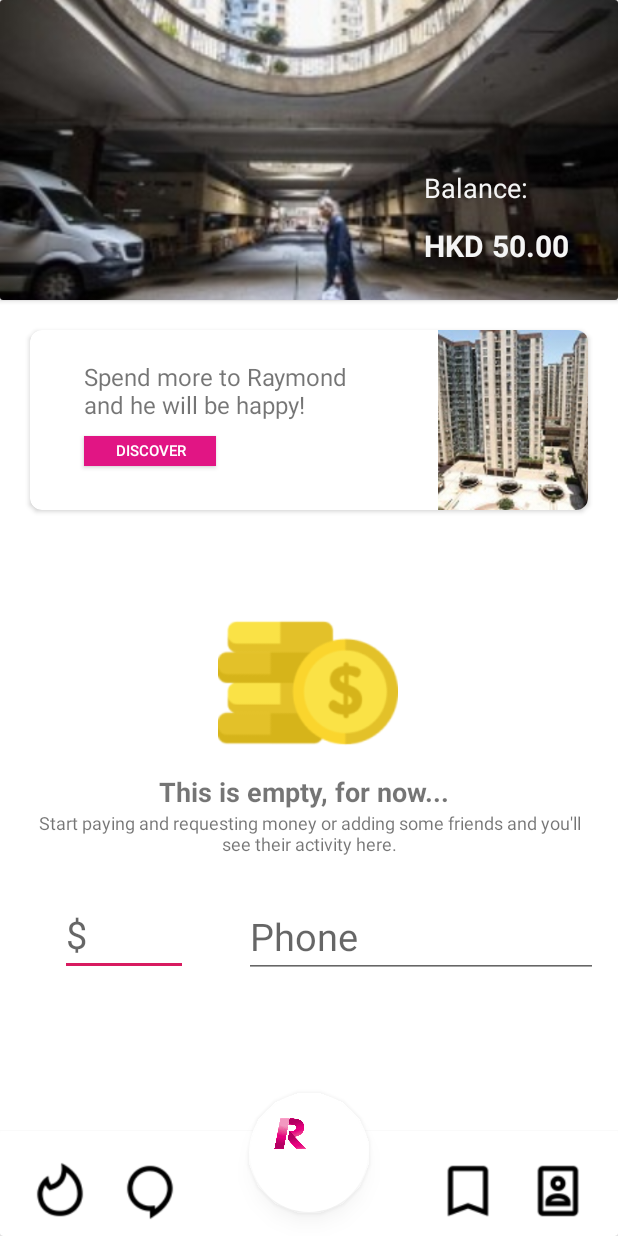
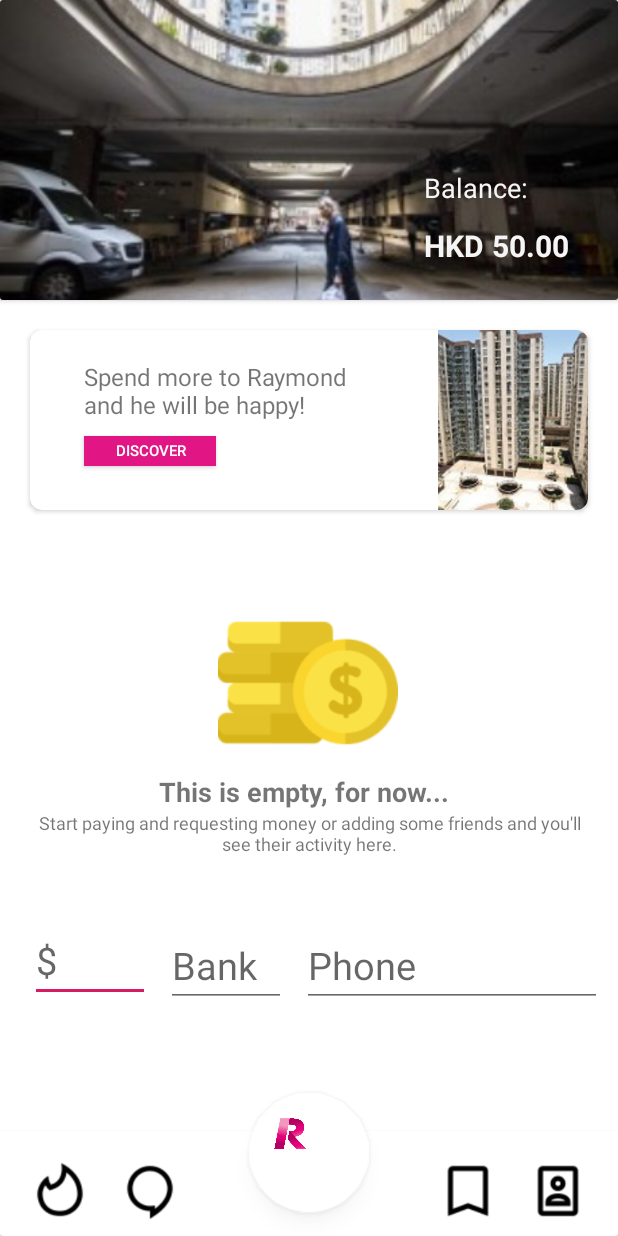
Before and after one commit to Raymondma-public/Rayment-android, an Android app: the screen it shows after launch (MainActivity), on a phone screen of 412 x 824 dp. Run offline under Robolectric (Android 15) with nearby library versions, the phone set to English and light mode, and no system bars; our stand-ins replace Volley; network calls fail.

Commit message:
[Feature] Support on-us & send off-us request

```diff
--- a/app/src/main/AndroidManifest.xml
+++ b/app/src/main/AndroidManifest.xml
@@ -13,6 +13,7 @@
         android:supportsRtl="true"
         android:theme="@style/AppTheme"
         android:name=".Application"
+        android:usesCleartextTraffic="true"
         >
 
         <activity
--- a/app/src/main/java/com/example/rayment/MainActivity.kt
+++ b/app/src/main/java/com/example/rayment/MainActivity.kt
@@ -37,7 +37,7 @@ class MainActivity : AppCompatActivity() {
     private lateinit var navigationView: NavigationView
     private lateinit var amountET: EditText
     private lateinit var phoneET: EditText
-
+    private lateinit var toBankET: EditText
     var currentEmail: String? = null;
     var queue: RequestQueue? = null
     var accountSpinner: Spinner? = null
@@ -73,6 +73,7 @@ class MainActivity : AppCompatActivity() {
         navigationView = findViewById(R.id.nav_view)
         amountET = findViewById(R.id.dollorET) as EditText
         phoneET = findViewById(R.id.phoneET) as EditText
+        toBankET=findViewById(R.id.toBankET) as EditText
         var headerView: View = navigationView.getHeaderView(0)
         accountSpinner = headerView.findViewById(R.id.accountSpinner)
         Log.d("MyTag", "Start")
@@ -222,8 +223,9 @@ class MainActivity : AppCompatActivity() {
             },
             Response.ErrorListener {
                 //                it.networkResponse.statusCode
-                Toast.makeText(this, "Error !!! ", Toast.LENGTH_SHORT).show()
-                Log.e("", "error")
+
+                Toast.makeText(this, "Error !!! "+it.message, Toast.LENGTH_SHORT).show()
+                Log.e("", "error "+it.message)
             }
         )
         queue?.add(stringReq)
@@ -259,9 +261,11 @@ class MainActivity : AppCompatActivity() {
 
             var currentAcId: Int? = null
             var toAccountId: Int? = null
+            var toBank:String
             try {
                 currentAcId = getAccountIdByEmail(currentEmail.toString())
                 toAccountId = getAccountIdByPhone(phone.toString())
+                toBank=toBankET.text.toString()
             } catch (e: ExecutionException) {
                 var rootCause: Throwable = e;
                 while (rootCause.cause != null && rootCause.cause != rootCause) {
@@ -288,7 +292,7 @@ class MainActivity : AppCompatActivity() {
             Log.d("MyTag", "currentAcId: " + currentAcId)
 
             val url: String =
-                """${getResources().getString(R.string.base_url)}/payment/CT?from_acc_id=${currentAcId}&to_acc_id=${toAccountId}&curr=HKD&amount=${amount}"""
+                """${getResources().getString(R.string.base_url)}/payment/CT?from_acc_id=${currentAcId}&to_bank=${toBank}&to_acc_id=${toAccountId}&curr=HKD&amount=${amount}"""
 
             val stringReq = StringRequest(
                 Request.Method.PUT, url,
--- a/app/src/main/res/layout/activity_main.xml
+++ b/app/src/main/res/layout/activity_main.xml
@@ -35,38 +35,53 @@
             android:onClick="ct"
             />
 
+
         <EditText
             android:id="@+id/dollorET"
-            android:layout_width="85dp"
+            android:layout_width="80dp"
             android:layout_height="52dp"
-            android:layout_marginStart="40dp"
+            android:layout_marginStart="20dp"
             android:layout_marginTop="488dp"
             android:hint="$"
+            android:inputType="numberDecimal"
+            android:maxLines="1"
             android:textSize="25dp"
             app:layout_constraintBottom_toBottomOf="parent"
             app:layout_constraintStart_toStartOf="parent"
             app:layout_constraintTop_toTopOf="parent"
-            app:layout_constraintVertical_bias="0.39"
+            app:layout_constraintVertical_bias="0.45" />
+
+        <EditText
+            android:id="@+id/toBankET"
+            android:layout_width="80dp"
+            android:layout_height="55dp"
+            android:layout_marginTop="488dp"
+            android:hint="Bank"
+            android:inputType="textPhonetic"
             android:maxLines="1"
-            android:inputType="numberDecimal"/>
-
+            android:textSize="25dp"
+            app:layout_constraintBottom_toBottomOf="parent"
+            app:layout_constraintEnd_toStartOf="@+id/phoneET"
+            app:layout_constraintHorizontal_bias="1.0"
+            app:layout_constraintStart_toEndOf="@+id/dollorET"
+            app:layout_constraintTop_toTopOf="parent"
+            app:layout_constraintVertical_bias="0.457" />
 
         <EditText
             android:id="@+id/phoneET"
-            android:layout_width="236dp"
+            android:layout_width="200dp"
             android:layout_height="55dp"
             android:layout_marginTop="488dp"
             android:hint="Phone"
+            android:inputType="textPhonetic"
+            android:maxLines="1"
             android:textSize="25dp"
             app:layout_constraintBottom_toBottomOf="parent"
             app:layout_constraintEnd_toEndOf="parent"
-            app:layout_constraintHorizontal_bias="0.739"
-            app:layout_constraintStart_toEndOf="@+id/dollorET"
+            app:layout_constraintHorizontal_bias="0.82"
+            app:layout_constraintStart_toEndOf="@+id/toBankET"
             app:layout_constraintTop_toTopOf="parent"
-            app:layout_constraintVertical_bias="0.387"
-            android:maxLines="1"
-            android:inputType="textPhonetic"
-            />
+            app:layout_constraintVertical_bias="0.457" />
 
         <androidx.cardview.widget.CardView
             android:id="@+id/cardView2"
```
